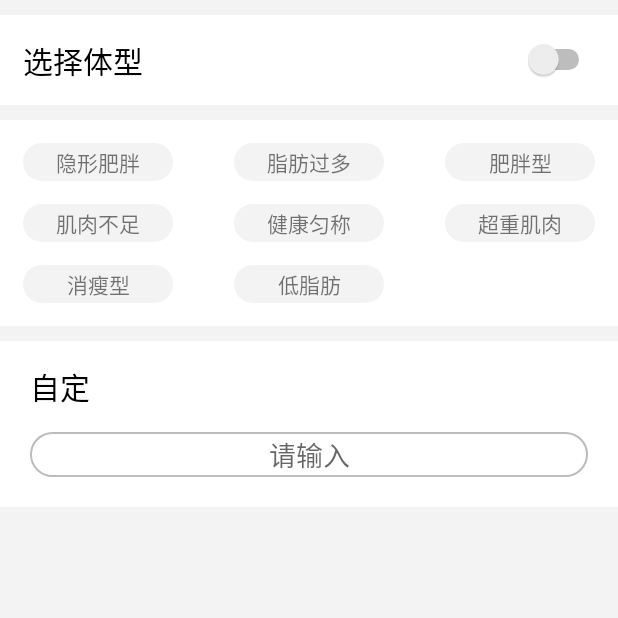
After one commit to ChuanLikeCode/FastSport, an Android app: the BodyjudgmentActivity screen opened directly, with no data from a screen before it, on a phone screen of 412 x 824 dp, the top half of it. The commit adds this screen. Run offline under Robolectric (Android 15) with nearby library versions, the phone set to English and light mode, and no system bars.

Commit message:
体型判断界面

```diff
--- a/app/src/main/AndroidManifest.xml
+++ b/app/src/main/AndroidManifest.xml
@@ -32,7 +32,8 @@
         <activity
             android:name=".RegisterActivity"
             android:launchMode="singleTask" />
-        <activity android:name=".MakeplanActivity"></activity>
+        <activity android:name=".MakeplanActivity" />
+        <activity android:name=".BodyjudgmentActivity"></activity>
     </application>
 
 </manifest>
--- /dev/null
+++ b/app/src/main/java/com/sibo/fastsport/BodyjudgmentActivity.java
@@ -0,0 +1,13 @@
+package com.sibo.fastsport;
+
+import android.os.Bundle;
+import android.support.v7.app.AppCompatActivity;
+
+public class BodyjudgmentActivity extends AppCompatActivity {
+
+    @Override
+    protected void onCreate(Bundle savedInstanceState) {
+        super.onCreate(savedInstanceState);
+        setContentView(R.layout.activity_bodyjudgment);
+    }
+}
--- /dev/null
+++ b/app/src/main/res/drawable-ldpi/bodylabel_background.xml
@@ -0,0 +1,6 @@
+<?xml version="1.0" encoding="utf-8"?>
+<shape xmlns:android="http://schemas.android.com/apk/res/android">
+
+    <corners android:radius="200dp" />
+    <solid android:color="@color/gray" />
+</shape>
--- /dev/null
+++ b/app/src/main/res/drawable-ldpi/bodysetyourself_background.xml
@@ -0,0 +1,8 @@
+<?xml version="1.0" encoding="utf-8"?>
+<shape xmlns:android="http://schemas.android.com/apk/res/android">
+
+    <corners android:radius="200dp" />
+    <stroke
+        android:width="1dp"
+        android:color="#bcbcbc" />
+</shape>
--- /dev/null
+++ b/app/src/main/res/layout/activity_bodyjudgment.xml
@@ -0,0 +1,175 @@
+<?xml version="1.0" encoding="utf-8"?>
+<RelativeLayout xmlns:android="http://schemas.android.com/apk/res/android"
+    xmlns:tools="http://schemas.android.com/tools"
+    android:layout_width="match_parent"
+    android:layout_height="match_parent"
+    android:background="@color/gray"
+    tools:context="com.sibo.fastsport.BodyjudgmentActivity">
+
+    <RelativeLayout
+        android:id="@+id/rl_selectBody"
+        android:layout_width="match_parent"
+        android:layout_height="60dp"
+        android:layout_marginTop="10dp"
+        android:background="@color/white">
+
+        <TextView
+            android:layout_width="wrap_content"
+            android:layout_height="wrap_content"
+            android:layout_centerVertical="true"
+            android:layout_margin="15dp"
+            android:text="@string/selectBody"
+            android:textColor="@color/black"
+            android:textSize="20sp" />
+
+        <Switch
+            android:id="@+id/selectBody_switch"
+            android:layout_width="wrap_content"
+            android:layout_height="wrap_content"
+            android:layout_alignParentEnd="true"
+            android:layout_centerVertical="true"
+            android:layout_margin="15dp"
+            android:checked="false" />
+
+    </RelativeLayout>
+
+    <RelativeLayout
+        android:id="@+id/rl_bodyLabel"
+        android:layout_width="match_parent"
+        android:layout_height="wrap_content"
+        android:layout_below="@id/rl_selectBody"
+        android:layout_marginTop="10dp"
+        android:background="@color/white">
+
+
+        <TextView
+            android:id="@+id/tv_bodyLabel1"
+            android:layout_width="100dp"
+            android:layout_height="25dp"
+            android:layout_marginLeft="15dp"
+            android:layout_marginTop="15dp"
+            android:background="@drawable/bodylabel_background"
+            android:gravity="center"
+            android:text="@string/BodyLabel1"
+            android:textSize="14sp" />
+
+        <TextView
+            android:id="@+id/tv_bodyLabel2"
+            android:layout_width="100dp"
+            android:layout_height="25dp"
+            android:layout_centerHorizontal="true"
+            android:layout_marginTop="15dp"
+            android:background="@drawable/bodylabel_background"
+            android:gravity="center"
+
+            android:text="@string/BodyLabel2"
+            android:textSize="14sp" />
+
+        <TextView
+            android:id="@+id/tv_bodyLabel3"
+            android:layout_width="100dp"
+            android:layout_height="25dp"
+            android:layout_alignParentEnd="true"
+            android:layout_marginRight="15dp"
+            android:layout_marginTop="15dp"
+            android:background="@drawable/bodylabel_background"
+            android:gravity="center"
+            android:text="@string/BodyLabel3"
+            android:textSize="14sp" />
+
+        <TextView
+            android:id="@+id/tv_bodyLabel4"
+            android:layout_width="100dp"
+            android:layout_height="25dp"
+            android:layout_below="@id/tv_bodyLabel1"
+            android:layout_marginLeft="15dp"
+            android:layout_marginTop="15dp"
+            android:background="@drawable/bodylabel_background"
+            android:gravity="center"
+            android:text="@string/BodyLabel4"
+            android:textSize="14sp" />
+
+        <TextView
+            android:id="@+id/tv_bodyLabel5"
+            android:layout_width="100dp"
+            android:layout_height="25dp"
+            android:layout_below="@id/tv_bodyLabel2"
+            android:layout_centerHorizontal="true"
+            android:layout_marginTop="15dp"
+            android:background="@drawable/bodylabel_background"
+            android:gravity="center"
+            android:text="@string/BodyLabel5"
+            android:textSize="14sp" />
+
+        <TextView
+            android:id="@+id/tv_bodyLabel6"
+            android:layout_width="100dp"
+            android:layout_height="25dp"
+            android:layout_alignParentEnd="true"
+            android:layout_below="@id/tv_bodyLabel3"
+            android:layout_marginRight="15dp"
+            android:layout_marginTop="15dp"
+            android:background="@drawable/bodylabel_background"
+            android:gravity="center"
+            android:text="@string/BodyLabel6"
+            android:textSize="14sp" />
+
+        <TextView
+            android:id="@+id/tv_bodyLabel7"
+            android:layout_width="100dp"
+            android:layout_height="25dp"
+            android:layout_below="@id/tv_bodyLabel4"
+            android:layout_marginLeft="15dp"
+            android:layout_marginTop="15dp"
+            android:background="@drawable/bodylabel_background"
+            android:gravity="center"
+            android:text="@string/BodyLabel7"
+            android:textSize="14sp" />
+
+        <TextView
+            android:id="@+id/tv_bodyLabel8"
+            android:layout_width="100dp"
+            android:layout_height="25dp"
+            android:layout_below="@id/tv_bodyLabel5"
+            android:layout_centerHorizontal="true"
+            android:layout_marginBottom="15dp"
+            android:layout_marginTop="15dp"
+            android:background="@drawable/bodylabel_background"
+            android:gravity="center"
+            android:text="@string/BodyLabel8"
+            android:textSize="14sp" />
+    </RelativeLayout>
+
+    <RelativeLayout
+        android:id="@+id/rl_bodyLabelByYourself"
+        android:layout_width="match_parent"
+        android:layout_height="wrap_content"
+        android:layout_below="@id/rl_bodyLabel"
+        android:layout_marginTop="10dp"
+        android:background="@color/white">
+
+        <TextView
+            android:id="@+id/tv_ziding"
+            android:layout_width="wrap_content"
+            android:layout_height="wrap_content"
+            android:layout_marginLeft="20dp"
+            android:layout_marginTop="15dp"
+            android:text="@string/BodyLabelByYourself"
+            android:textColor="@color/black"
+            android:textSize="20sp" />
+
+        <EditText
+            android:id="@+id/et_bodySetYourself"
+            android:layout_width="match_parent"
+            android:layout_height="30dp"
+            android:layout_alignLeft="@id/tv_ziding"
+            android:layout_below="@id/tv_ziding"
+            android:layout_marginBottom="20dp"
+            android:layout_marginRight="20dp"
+            android:layout_marginTop="15dp"
+            android:background="@drawable/bodysetyourself_background"
+            android:gravity="center"
+            android:hint="@string/BodyEditHint"
+            android:textColor="@color/gray" />
+    </RelativeLayout>
+</RelativeLayout>
--- a/app/src/main/res/values/colors.xml
+++ b/app/src/main/res/values/colors.xml
@@ -3,4 +3,7 @@
     <color name="colorPrimary">#3F51B5</color>
     <color name="colorPrimaryDark">#303F9F</color>
     <color name="colorAccent">#FF4081</color>
+    <color name="gray">#f3f3f3</color>
+    <color name="white">#fff</color>
+    <color name="black">#000</color>
 </resources>
--- a/app/src/main/res/values/strings.xml
+++ b/app/src/main/res/values/strings.xml
@@ -1,3 +1,15 @@
 <resources>
     <string name="app_name">FastSport</string>
+    <string name="selectBody">选择体型</string>
+    <string name="BodyLabel1">隐形肥胖</string>
+    <string name="BodyLabel2">脂肪过多</string>
+    <string name="BodyLabel3">肥胖型</string>
+    <string name="BodyLabel4">肌肉不足</string>
+    <string name="BodyLabel5">健康匀称</string>
+    <string name="BodyLabel6">超重肌肉</string>
+    <string name="BodyLabel7">消瘦型</string>
+    <string name="BodyLabel8">低脂肪</string>
+    <string name="BodyLabelByYourself">自定</string>
+    <string name="BodyEditHint">请输入</string>
+
 </resources>
```
